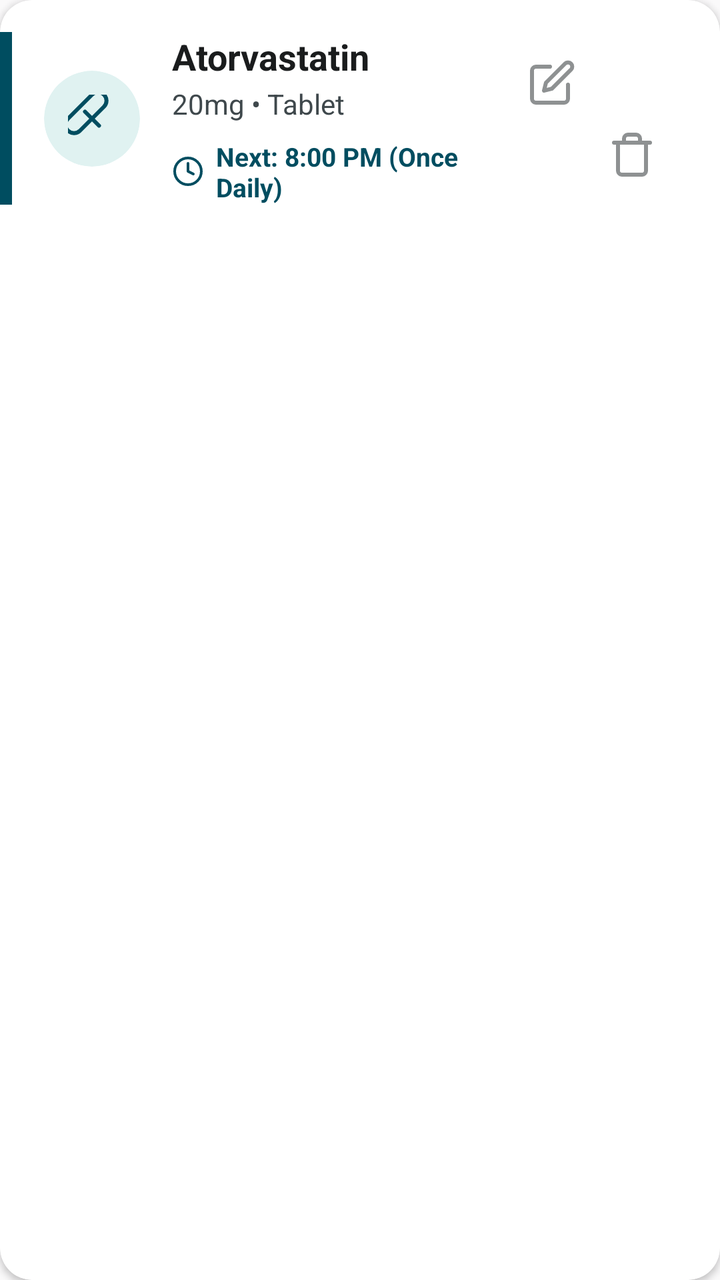
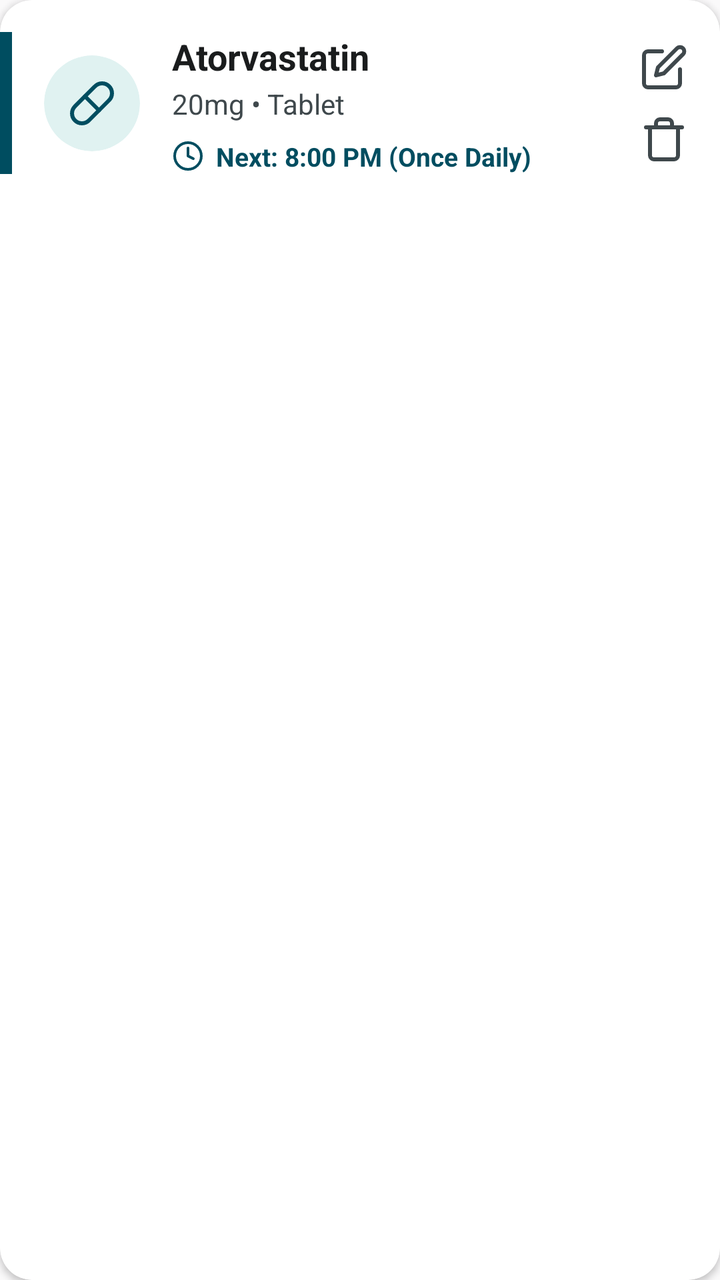

The first picture is an Android layout as it rendered before a commit; the second is the same layout after the commit. The layout source and the unified diff follow.
<!-- AndroidManifest.xml: application theme Theme.Medicare -->
<!-- res/layout/item_medicine.xml -->
<?xml version="1.0" encoding="utf-8"?>
<com.google.android.material.card.MaterialCardView xmlns:android="http://schemas.android.com/apk/res/android"
    xmlns:app="http://schemas.android.com/apk/res-auto"
    android:layout_width="match_parent"
    android:layout_height="wrap_content"
    android:layout_marginStart="16dp"
    android:layout_marginEnd="16dp"
    android:layout_marginTop="8dp"
    android:layout_marginBottom="8dp"
    app:cardCornerRadius="16dp"
    app:cardElevation="2dp"
    app:strokeWidth="0dp"
    app:cardBackgroundColor="@color/white">

    <androidx.constraintlayout.widget.ConstraintLayout
        android:layout_width="match_parent"
        android:layout_height="wrap_content"
        android:paddingTop="16dp"
        android:paddingBottom="16dp"
        android:paddingEnd="16dp">

        
        <View
            android:id="@+id/view_status_strip"
            android:layout_width="6dp"
            android:layout_height="0dp"
            android:background="@color/primary"
            app:layout_constraintLeft_toLeftOf="parent"
            app:layout_constraintTop_toTopOf="parent"
            app:layout_constraintBottom_toBottomOf="parent"/>

        
        <androidx.cardview.widget.CardView
            android:id="@+id/med_icon_bg"
            android:layout_width="48dp"
            android:layout_height="48dp"
            android:layout_marginStart="16dp"
            app:cardCornerRadius="24dp"
            app:cardElevation="0dp"
            app:cardBackgroundColor="#E0F2F1"
            app:layout_constraintLeft_toRightOf="@id/view_status_strip"
            app:layout_constraintTop_toTopOf="parent"
            app:layout_constraintBottom_toBottomOf="parent">
            <ImageView
                android:id="@+id/img_med_icon"
                android:layout_width="24dp"
                android:layout_height="24dp"
                android:src="@drawable/ic_pill"
                android:layout_gravity="center"
                app:tint="@color/primary"/>
        </androidx.cardview.widget.CardView>

        
        <TextView
            android:id="@+id/txt_med_name"
            android:layout_width="0dp"
            android:layout_height="wrap_content"
            android:text="Atorvastatin"
            android:textSize="18sp"
            android:textStyle="bold"
            android:textColor="@color/text_primary"
            android:layout_marginStart="16dp"
            app:layout_constraintLeft_toRightOf="@id/med_icon_bg"
            app:layout_constraintRight_toLeftOf="@id/btn_edit"
            app:layout_constraintTop_toTopOf="parent"/>

        <TextView
            android:id="@+id/txt_med_dose"
            android:layout_width="0dp"
            android:layout_height="wrap_content"
            android:text="20mg • Tablet"
            android:textSize="14sp"
            android:textColor="@color/text_secondary"
            android:layout_marginStart="16dp"
            android:layout_marginTop="2dp"
            app:layout_constraintLeft_toRightOf="@id/med_icon_bg"
            app:layout_constraintRight_toLeftOf="@id/btn_edit"
            app:layout_constraintTop_toBottomOf="@id/txt_med_name"/>

        
        <LinearLayout
            android:id="@+id/layout_status_row"
            android:layout_width="0dp"
            android:layout_height="wrap_content"
            android:orientation="horizontal"
            android:gravity="center_vertical"
            android:layout_marginStart="16dp"
            android:layout_marginTop="8dp"
            app:layout_constraintLeft_toRightOf="@id/med_icon_bg"
            app:layout_constraintRight_toLeftOf="@id/btn_edit"
            app:layout_constraintTop_toBottomOf="@id/txt_med_dose">

            <ImageView
                android:id="@+id/img_status_small"
                android:layout_width="16dp"
                android:layout_height="16dp"
                android:src="@drawable/ic_clock"
                app:tint="@color/primary"/>

            <TextView
                android:id="@+id/txt_status_info"
                android:layout_width="wrap_content"
                android:layout_height="wrap_content"
                android:text="Next: 8:00 PM (Once Daily)"
                android:textSize="13sp"
                android:textColor="@color/primary"
                android:textStyle="bold"
                android:layout_marginStart="6dp"/>
        </LinearLayout>

        
        <ImageView
            android:id="@+id/btn_edit"
            android:layout_width="24dp"
            android:layout_height="24dp"
            android:src="@drawable/ic_pencil"
            android:layout_marginEnd="16dp"
            app:layout_constraintRight_toLeftOf="@id/btn_delete"
            app:layout_constraintTop_toTopOf="parent"
            app:layout_constraintBottom_toTopOf="@id/btn_delete"
            app:layout_constraintVertical_chainStyle="packed"/>

        <ImageView
            android:id="@+id/btn_delete"
            android:layout_width="24dp"
            android:layout_height="24dp"
            android:src="@drawable/ic_trash"
            android:layout_marginTop="12dp"
            android:layout_marginEnd="16dp"
            app:layout_constraintRight_toRightOf="parent"
            app:layout_constraintTop_toBottomOf="@id/btn_edit"
            app:layout_constraintBottom_toBottomOf="parent"/>

    </androidx.constraintlayout.widget.ConstraintLayout>
</com.google.android.material.card.MaterialCardView>
<!-- resources referenced by this layout -->
<resources>
  <color name="primary">#004d60</color>
  <color name="text_primary">#1a1c1d</color>
  <color name="text_secondary">#3f484c</color>
  <color name="white">#ffffff</color>
  <!-- drawable ic_clock (drawable) -->
  <vector xmlns:android="http://schemas.android.com/apk/res/android"
      android:width="24dp"
      android:height="24dp"
      android:viewportWidth="24"
      android:viewportHeight="24">
    <path
        android:fillColor="#00000000"
        android:strokeColor="#1E88E5"
        android:strokeWidth="2"
        android:strokeLineCap="round"
        android:strokeLineJoin="round"
        android:pathData="M12,22A10,10 0,1 1,22 12A10,10 0,0 1,12 22z"/>
    <path
        android:fillColor="#00000000"
        android:strokeColor="#1E88E5"
        android:strokeWidth="2"
        android:strokeLineCap="round"
        android:strokeLineJoin="round"
        android:pathData="M12,6v6l4,2"/>
  </vector>
  <!-- drawable ic_pill (drawable) -->
  <vector xmlns:android="http://schemas.android.com/apk/res/android"
      android:width="24dp"
      android:height="24dp"
      android:viewportWidth="24"
      android:viewportHeight="24">
    <path
        android:fillColor="#00000000"
        android:strokeColor="#8E9192"
        android:strokeWidth="2"
        android:strokeLineCap="round"
        android:strokeLineJoin="round"
        android:pathData="M6,18l12,-12a4.24,4.24 0,0 0,-6 -6l-12,12a4.24,4.24 0,0 0,6 6z"/>
    <path
        android:fillColor="#00000000"
        android:strokeColor="#8E9192"
        android:strokeWidth="2"
        android:strokeLineCap="round"
        android:strokeLineJoin="round"
        android:pathData="M8.5,8.5l7,7"/>
  </vector>
  <!-- drawable ic_trash (drawable) -->
  <vector xmlns:android="http://schemas.android.com/apk/res/android"
      android:width="24dp"
      android:height="24dp"
      android:viewportWidth="24"
      android:viewportHeight="24">
    <path
        android:fillColor="#00000000"
        android:strokeColor="#8E9192"
        android:strokeWidth="2"
        android:strokeLineCap="round"
        android:strokeLineJoin="round"
        android:pathData="M3,6h18"/>
    <path
        android:fillColor="#00000000"
        android:strokeColor="#8E9192"
        android:strokeWidth="2"
        android:strokeLineCap="round"
        android:strokeLineJoin="round"
        android:pathData="M19,6v14a2,2 0,0 1,-2 2H7a2,2 0,0 1,-2,-2V6m3,0V4a2,2 0,0 1,2,-2h4a2,2 0,0 1,2 2v2"/>
  </vector>
  <style name="Theme.Medicare" parent="Theme.Material3.DayNight.NoActionBar">
          <item name="colorPrimary">@color/primary</item>
          <item name="colorPrimaryContainer">@color/primary_dark</item>
          <item name="android:statusBarColor">@color/primary_dark</item>
          <item name="android:windowBackground">@color/background</item>
  
          
          <item name="android:datePickerDialogTheme">@style/Theme.Medicare.Dialog</item>
          <item name="android:timePickerDialogTheme">@style/Theme.Medicare.Dialog</item>
          <item name="alertDialogTheme">@style/Theme.Medicare.Dialog</item>
          <item name="android:alertDialogTheme">@style/Theme.Medicare.Dialog</item>
      </style>
  <color name="primary_dark">#003745</color>
  <color name="background">#faf9fa</color>
  <style name="Theme.Medicare.Dialog" parent="android:Theme.Material.Light.Dialog.Alert">
          <item name="android:colorAccent">@color/primary</item>
          <item name="android:colorPrimary">@color/primary</item>
      </style>
  <!-- unchanged entries left out for length: 1 -->
</resources>

<!-- the commit's change to res/layout/item_medicine.xml (unified diff, before → after) -->
@@ -47,6 +47,7 @@
                 android:layout_height="24dp"
                 android:src="@drawable/ic_pill"
                 android:layout_gravity="center"
+                android:scaleType="centerInside"
                 app:tint="@color/primary"/>
         </androidx.cardview.widget.CardView>
 
@@ -114,8 +115,10 @@
             android:layout_width="24dp"
             android:layout_height="24dp"
             android:src="@drawable/ic_pencil"
-            android:layout_marginEnd="16dp"
-            app:layout_constraintRight_toLeftOf="@id/btn_delete"
+            android:background="?attr/selectableItemBackgroundBorderless"
+            android:contentDescription="Edit medicine"
+            app:tint="@color/text_secondary"
+            app:layout_constraintRight_toRightOf="parent"
             app:layout_constraintTop_toTopOf="parent"
             app:layout_constraintBottom_toTopOf="@id/btn_delete"
             app:layout_constraintVertical_chainStyle="packed"/>
@@ -125,8 +128,10 @@
             android:layout_width="24dp"
             android:layout_height="24dp"
             android:src="@drawable/ic_trash"
+            android:background="?attr/selectableItemBackgroundBorderless"
+            android:contentDescription="Delete medicine"
+            app:tint="@color/text_secondary"
             android:layout_marginTop="12dp"
-            android:layout_marginEnd="16dp"
             app:layout_constraintRight_toRightOf="parent"
             app:layout_constraintTop_toBottomOf="@id/btn_edit"
             app:layout_constraintBottom_toBottomOf="parent"/>
<!-- resource entries referenced after the edit -->
@@ -37,7 +37,7 @@
         android:strokeWidth="2"
         android:strokeLineCap="round"
         android:strokeLineJoin="round"
-        android:pathData="M6,18l12,-12a4.24,4.24 0,0 0,-6 -6l-12,12a4.24,4.24 0,0 0,6 6z"/>
+        android:pathData="M10.5,20.5l10,-10a4.95,4.95 0,1 0,-7 -7l-10,10a4.95,4.95 0,1 0,7 7z"/>
     <path
         android:fillColor="#00000000"
         android:strokeColor="#8E9192"
